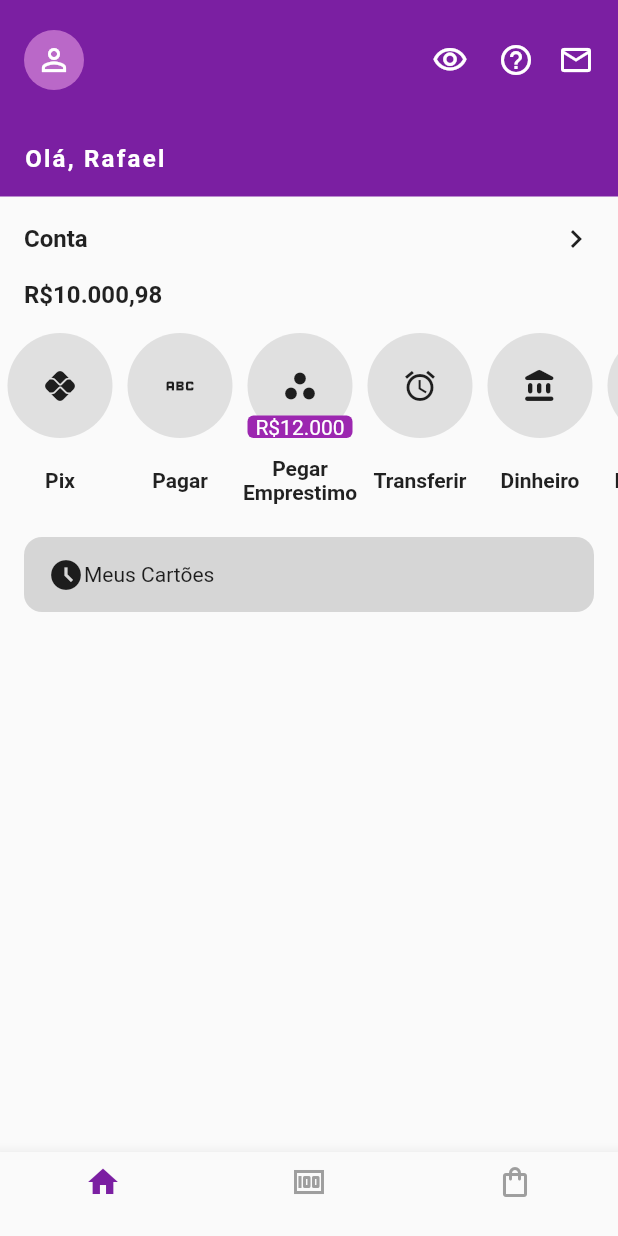
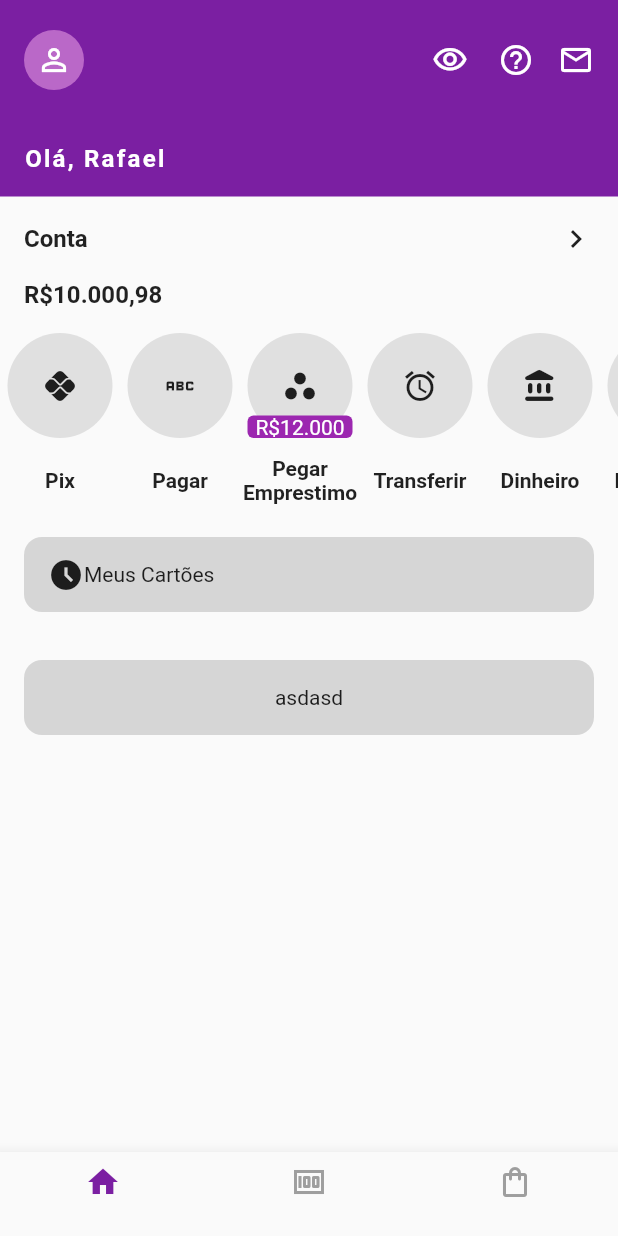
Before and after one commit to R-A-S-E/nubank_melhor, a Flutter app: the screen it shows after launch, on a phone screen of 412 x 824 dp. Run offline on Flutter 3.47's test engine with Material 2 defaults, Android fonts, the phone set to English and light mode, and no system bars; our stand-ins replace dio; network calls fail.

Commit message:
wiget car text

```diff
--- a/lib/src/features/home/pages/dashboard_page.dart
+++ b/lib/src/features/home/pages/dashboard_page.dart
@@ -1,6 +1,7 @@
 import 'package:flutter/material.dart';
 import 'package:nubank_melhor/src/features/home/widgets/appbar_home_widget.dart';
 import 'package:nubank_melhor/src/features/home/widgets/button_status_widget.dart';
+import 'package:nubank_melhor/src/features/home/widgets/card_text_widget.dart';
 import 'package:nubank_melhor/src/features/home/widgets/extrato_button_widget.dart';
 import 'package:nubank_melhor/src/features/home/widgets/list_ball_icon_text_widget.dart';
 
@@ -36,6 +37,9 @@ class _DashBoardPageState extends State<DashBoardPage> {
             icon: Icons.access_time_filled,
             text: 'Meus Cartões',
           ),
+          CardText(
+            text: 'asdasd',
+          )
         ]),
       ),
     );
--- /dev/null
+++ b/lib/src/features/home/widgets/card_text_widget.dart
@@ -0,0 +1,24 @@
+import 'package:flutter/material.dart';
+
+class CardText extends StatelessWidget {
+  final String text;
+  const CardText({
+    Key? key,
+    required this.text,
+  }) : super(key: key);
+
+  @override
+  Widget build(BuildContext context) {
+    return Padding(
+      padding: const EdgeInsets.all(16.0),
+      child: Container(
+          width: double.infinity,
+          height: 50,
+          decoration: BoxDecoration(
+              borderRadius: BorderRadius.circular(12), color: Colors.grey[350]),
+          child: Center(
+            child: Text(text),
+          )),
+    );
+  }
+}
```
